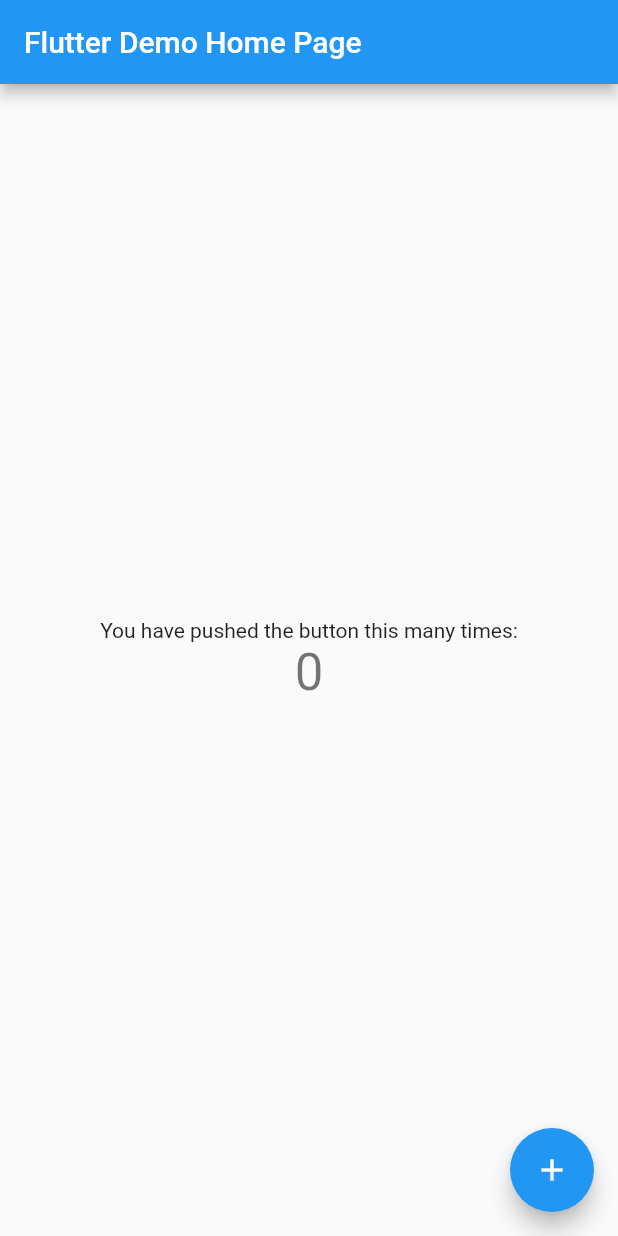
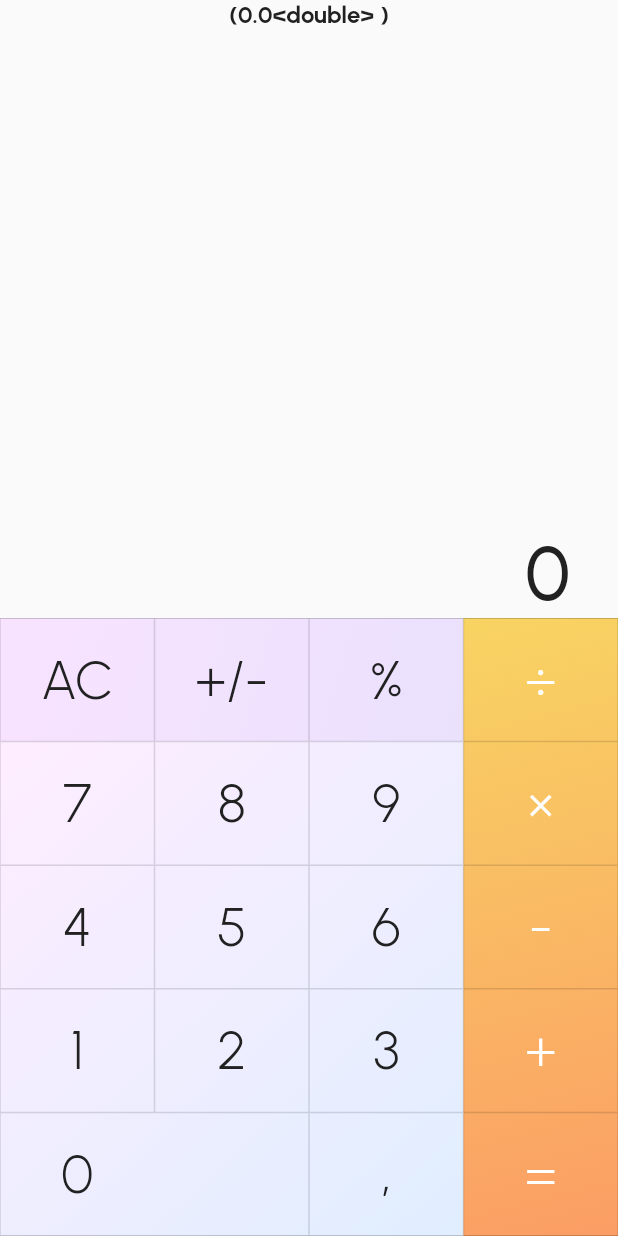
Before and after one commit to tonyhhart/daily-004-flutter, a Flutter app: the screen it shows after launch, on a phone screen of 412 x 824 dp. Run offline on Flutter 3.47's test engine with Material 2 defaults, Android fonts, the light colour scheme and no system bars; our stand-ins replace google_fonts.

Commit message:
calculator code

```diff
--- a/lib/main.dart
+++ b/lib/main.dart
@@ -1,4 +1,5 @@
 import 'package:flutter/material.dart';
+import 'package:daily_004_flutter/routes.dart';
 
 void main() {
   runApp(const MyApp());
@@ -12,104 +13,7 @@
   Widget build(BuildContext context) {
     return MaterialApp(
       title: 'Flutter Demo',
-      theme: ThemeData(
-        // This is the theme of your application.
-        //
-        // Try running your application with "flutter run". You'll see the
-        // application has a blue toolbar. Then, without quitting the app, try
-        // changing the primarySwatch below to Colors.green and then invoke
-        // "hot reload" (press "r" in the console where you ran "flutter run",
-        // or simply save your changes to "hot reload" in a Flutter IDE).
-        // Notice that the counter didn't reset back to zero; the application
-        // is not restarted.
-        primarySwatch: Colors.blue,
-      ),
-      home: const MyHomePage(title: 'Flutter Demo Home Page'),
+      routes: routes,
     );
   }
 }
-
-class MyHomePage extends StatefulWidget {
-  const MyHomePage({super.key, required this.title});
-
-  // This widget is the home page of your application. It is stateful, meaning
-  // that it has a State object (defined below) that contains fields that affect
-  // how it looks.
-
-  // This class is the configuration for the state. It holds the values (in this
-  // case the title) provided by the parent (in this case the App widget) and
-  // used by the build method of the State. Fields in a Widget subclass are
-  // always marked "final".
-
-  final String title;
-
-  @override
-  State<MyHomePage> createState() => _MyHomePageState();
-}
-
-class _MyHomePageState extends State<MyHomePage> {
-  int _counter = 0;
-
-  void _incrementCounter() {
-    setState(() {
-      // This call to setState tells the Flutter framework that something has
-      // changed in this State, which causes it to rerun the build method below
-      // so that the display can reflect the updated values. If we changed
-      // _counter without calling setState(), then the build method would not be
-      // called again, and so nothing would appear to happen.
-      _counter++;
-    });
-  }
-
-  @override
-  Widget build(BuildContext context) {
-    // This method is rerun every time setState is called, for instance as done
-    // by the _incrementCounter method above.
-    //
-    // The Flutter framework has been optimized to make rerunning build methods
-    // fast, so that you can just rebuild anything that needs updating rather
-    // than having to individually change instances of widgets.
-    return Scaffold(
-      appBar: AppBar(
-        // Here we take the value from the MyHomePage object that was created by
-        // the App.build method, and use it to set our appbar title.
-        title: Text(widget.title),
-      ),
-      body: Center(
-        // Center is a layout widget. It takes a single child and positions it
-        // in the middle of the parent.
-        child: Column(
-          // Column is also a layout widget. It takes a list of children and
-          // arranges them vertically. By default, it sizes itself to fit its
-          // children horizontally, and tries to be as tall as its parent.
-          //
-          // Invoke "debug painting" (press "p" in the console, choose the
-          // "Toggle Debug Paint" action from the Flutter Inspector in Android
-          // Studio, or the "Toggle Debug Paint" command in Visual Studio Code)
-          // to see the wireframe for each widget.
-          //
-          // Column has various properties to control how it sizes itself and
-          // how it positions its children. Here we use mainAxisAlignment to
-          // center the children vertically; the main axis here is the vertical
-          // axis because Columns are vertical (the cross axis would be
-          // horizontal).
-          mainAxisAlignment: MainAxisAlignment.center,
-          children: <Widget>[
-            const Text(
-              'You have pushed the button this many times:',
-            ),
-            Text(
-              '$_counter',
-              style: Theme.of(context).textTheme.headlineMedium,
-            ),
-          ],
-        ),
-      ),
-      floatingActionButton: FloatingActionButton(
-        onPressed: _incrementCounter,
-        tooltip: 'Increment',
-        child: const Icon(Icons.add),
-      ), // This trailing comma makes auto-formatting nicer for build methods.
-    );
-  }
-}
--- /dev/null
+++ b/lib/routes.dart
@@ -0,0 +1,6 @@
+import 'package:flutter/widgets.dart';
+import 'package:daily_004_flutter/screens/home/home_screen.dart';
+
+final Map<String, WidgetBuilder> routes = <String, WidgetBuilder>{
+  "/": (BuildContext context) => const HomeScreen(),
+};
--- /dev/null
+++ b/lib/screens/home/components/background.dart
@@ -0,0 +1,84 @@
+import 'package:daily_004_flutter/theme/colors.dart';
+import 'package:flutter/material.dart';
+
+class Background extends StatelessWidget {
+  const Background({super.key, required this.paddingBottom});
+
+  final double paddingBottom;
+
+  @override
+  Widget build(BuildContext context) {
+    double height = MediaQuery.of(context).size.width / 5;
+    return Stack(
+      children: [
+        Column(
+          children: [
+            Row(
+              children: [
+                Expanded(
+                  flex: 3,
+                  child: Column(
+                    children: [
+                      SizedBox(
+                        height: height,
+                        child: Container(
+                            decoration: const BoxDecoration(
+                                gradient: LinearGradient(
+                          begin: Alignment.topLeft,
+                          end: Alignment.bottomRight,
+                          colors: [
+                            Color(0xFFf8e3ff),
+                            Color(0xFFeae1fd),
+                          ],
+                        ))),
+                      ),
+                      SizedBox(
+                        height: height * 4 + paddingBottom,
+                        child: Container(
+                          decoration: const BoxDecoration(
+                              gradient: LinearGradient(
+                            begin: Alignment.topLeft,
+                            end: Alignment.bottomRight,
+                            colors: [
+                              Color(0xFFfeedff),
+                              Color(0xFFe0eeff),
+                            ],
+                          )),
+                        ),
+                      ),
+                    ],
+                  ),
+                ),
+                Expanded(
+                  flex: 1,
+                  child: SizedBox(
+                    height: height * 5 + paddingBottom,
+                    child: Container(
+                      decoration: const BoxDecoration(
+                          gradient: LinearGradient(
+                        begin: Alignment.topLeft,
+                        end: Alignment.bottomRight,
+                        colors: [
+                          Color(0xFFf8d462),
+                          Color(0xFFfb9d65),
+                        ],
+                      )),
+                    ),
+                  ),
+                ),
+              ],
+            ),
+          ],
+        ),
+        SizedBox(
+          height: height * 5,
+          child: Container(
+              decoration: BoxDecoration(
+            border: Border.symmetric(
+                horizontal: BorderSide(color: border, width: 0.5)),
+          )),
+        )
+      ],
+    );
+  }
+}
--- /dev/null
+++ b/lib/screens/home/components/calculator_button.dart
@@ -0,0 +1,58 @@
+import 'package:daily_004_flutter/theme/colors.dart';
+import 'package:flutter/material.dart';
+import 'package:daily_004_flutter/theme/text_styles.dart';
+
+class CalculatorButton extends StatelessWidget {
+  const CalculatorButton({
+    super.key,
+    required this.text,
+    required this.active,
+    required this.onPressed,
+  });
+
+  final dynamic text;
+  final bool active;
+  final Function(dynamic text) onPressed;
+
+  @override
+  Widget build(BuildContext context) {
+    double width = MediaQuery.of(context).size.width / 4;
+    double height = MediaQuery.of(context).size.width / 5;
+    var t = text is double ? text.round().toString() : text.toString();
+    var color = ["÷", "×", '-', "+", '='].contains(text) ? white : grey900;
+    return Expanded(
+      flex: text != 0 ? 1 : 2,
+      child: SizedBox(
+        height: height,
+        child: OutlinedButton(
+          style: OutlinedButton.styleFrom(
+            padding: EdgeInsets.zero,
+            backgroundColor: active ? offWhite : null,
+            shape: const RoundedRectangleBorder(
+              borderRadius: BorderRadius.zero,
+            ),
+            side: BorderSide(width: 0.5, color: border),
+          ),
+          child: Row(
+            mainAxisAlignment: MainAxisAlignment.start,
+            children: [
+              SizedBox(
+                width: width,
+                child: Center(
+                  child: UrbanistText(
+                    t,
+                    variant: UrbanistTextVariants.h4,
+                    color: color,
+                  ),
+                ),
+              )
+            ],
+          ),
+          onPressed: () {
+            onPressed(text);
+          },
+        ),
+      ),
+    );
+  }
+}
--- /dev/null
+++ b/lib/screens/home/components/display_text.dart
@@ -0,0 +1,30 @@
+import 'package:flutter/material.dart';
+import 'package:daily_004_flutter/theme/text_styles.dart';
+
+class DisplayText extends StatelessWidget {
+  const DisplayText({
+    super.key,
+    required this.text,
+  });
+
+  final String text;
+
+  @override
+  Widget build(BuildContext context) {
+    return Expanded(
+      child: Row(
+        crossAxisAlignment: CrossAxisAlignment.end,
+        mainAxisAlignment: MainAxisAlignment.end,
+        children: [
+          Padding(
+            padding: const EdgeInsets.symmetric(horizontal: 32),
+            child: UrbanistText(
+              text,
+              variant: UrbanistTextVariants.h3,
+            ),
+          ),
+        ],
+      ),
+    );
+  }
+}
--- /dev/null
+++ b/lib/screens/home/home_screen.dart
@@ -0,0 +1,233 @@
+import 'package:daily_004_flutter/theme/text_styles.dart';
+import 'package:flutter/material.dart';
+import 'package:daily_004_flutter/screens/home/components/calculator_button.dart';
+import 'package:daily_004_flutter/screens/home/components/display_text.dart';
+import 'package:daily_004_flutter/screens/home/components/background.dart';
+import 'dart:developer';
+
+class HomeScreen extends StatefulWidget {
+  const HomeScreen({super.key});
+
+  @override
+  State<HomeScreen> createState() => _HomeScreenState();
+}
+
+class _HomeScreenState extends State<HomeScreen> {
+  List<dynamic> commands = [0.0];
+
+  getDisplayText() {
+    var result =
+        isNumeric(commands.last) ? (commands.last) : getResult(commands, false);
+
+    if (result is String) {
+      return result.replaceAll(".", ",");
+    }
+
+    if (result % 1 != 0) {
+      return num.parse(result.toStringAsPrecision(10))
+          .toString()
+          .replaceAll(".", ",");
+    }
+
+    if (result == -0.0 && result.isNegative) {
+      return "-0";
+    }
+
+    if (result is double) {
+      return result.round().toString();
+    }
+
+    return result.toString();
+  }
+
+  onPressed(dynamic text) {
+    setState(() {
+      if (commands.first == "=" && isNumeric(text)) {
+        commands = [0.0];
+      }
+
+      if (commands.first == "=" && !isNumeric(text)) {
+        commands = [commands.last];
+      }
+
+      if (text == 'C') {
+        commands.last = 0.0;
+      } else if (text == 'AC') {
+        commands = [0.0];
+      } else if (text == '+/-' && isNumeric(commands.last)) {
+        if (commands.last is String) {
+          commands.last = commands.last.contains("-")
+              ? commands.last.replaceAll("-", "")
+              : "-${commands.last}";
+        } else {
+          commands.last *= -1;
+        }
+      } else if (text == '+/-' && !isNumeric(commands.last)) {
+        commands.add(-0);
+      } else if (text == '%' &&
+          commands.length > 2 &&
+          ["+", "-"].contains(commands[commands.length - 2]) &&
+          isNumeric(commands.last)) {
+        var result = getResult(commands, false);
+        commands.last = result * toNum(commands.last) / 100;
+      } else if (text == '%' && ["+", "-"].contains(commands.last)) {
+        var num = toNum(commands[commands.length - 2]);
+        var result = getResult(commands, true);
+        commands.add(result * num / 100);
+      } else if (text == '%' && ["÷", "×"].contains(commands.last)) {
+        var result = getResult(commands, false);
+        commands.add(result / 100);
+      } else if (text == '%' && isNumeric(commands.last)) {
+        commands.last = commands.last / 100;
+      } else if (text == "=") {
+        var result = getResult(commands, true);
+        commands = ["=", result];
+      } else if (text == ",") {
+        if (commands.last is int) {
+          commands.last = "${commands.last},";
+        }
+      } else if (isNumeric(text) &&
+          commands.last is String &&
+          isNumeric(commands.last)) {
+        var number = commands.last + text.toString();
+        if (number.length < 10) {
+          commands.last = number;
+        }
+      } else if (isNumeric(text) && isNumeric(commands.last)) {
+        var number = commands.last.round().toString() + text.round().toString();
+        if (number.length < 10) {
+          var convertNegative =
+              commands.last == 0 && commands.last.isNegative ? -1 : 1;
+          var result = num.parse(number) * (convertNegative);
+          commands.last = result;
+        }
+      } else if (!isNumeric(text) && !isNumeric(commands.last)) {
+        commands.last = text;
+      } else {
+        commands.add(text);
+      }
+    });
+  }
+
+  @override
+  Widget build(BuildContext context) {
+    var active = commands.where((e) => ["÷", "×", "-", "+"].contains(e));
+    var paddingBottom = MediaQuery.of(context).padding.bottom;
+
+    return Scaffold(
+      body: SafeArea(
+        child: Column(
+          children: [
+            UrbanistText(
+              commands
+                  .map((c) => "$c<${c.runtimeType.toString()}> ")
+                  .toString(),
+              variant: UrbanistTextVariants.bodyLG,
+            ),
+            DisplayText(text: getDisplayText()),
+            CalculatorButtonsContainer(paddingBottom: paddingBottom, children: [
+              for (var row in buttons)
+                Row(
+                  children: [
+                    for (var text in row)
+                      CalculatorButton(
+                        text: getButtonLabel(text, getDisplayText()),
+                        active: active.isNotEmpty && active.last == text,
+                        onPressed: onPressed,
+                      ),
+                  ],
+                ),
+            ]),
+          ],
+        ),
+      ),
+    );
+  }
+}
+
+class CalculatorButtonsContainer extends StatelessWidget {
+  const CalculatorButtonsContainer({
+    super.key,
+    required this.paddingBottom,
+    required this.children,
+  });
+
+  final double paddingBottom;
+  final List<Widget> children;
+
+  @override
+  Widget build(BuildContext context) {
+    return Transform.translate(
+      offset: Offset(0, paddingBottom),
+      child: Stack(
+        children: [
+          Background(paddingBottom: paddingBottom),
+          Column(
+            children: children,
+          )
+        ],
+      ),
+    );
+  }
+}
+
+getButtonLabel(dynamic text, String current) {
+  return text == 'AC'
+      ? current != "0"
+          ? "C"
+          : "AC"
+      : text;
+}
+
+num getResult(List<dynamic> commands, bool full) {
+  var result = commands[0];
+  if (commands.length == 2) {}
+  if (commands.length >= 3) {
+    for (var i = 2; i < commands.length - (full ? 0 : 1); i += 2) {
+      result =
+          performCalculation([result, commands[i - 1], toNum(commands[i])]);
+    }
+  }
+
+  return toNum(result);
+}
+
+num performCalculation(List<dynamic> item) {
+  switch (item[1]) {
+    case "+":
+      return toNum(item[0]) + toNum(item[2]);
+    case "-":
+      return toNum(item[0]) - toNum(item[2]);
+    case "×":
+      return toNum(item[0]) * toNum(item[2]);
+    case "÷":
+      return toNum(item[0]) / toNum(item[2]);
+  }
+  return item[0];
+}
+
+isNumeric(dynamic item) {
+  return (item is num ||
+          (item is String && item.contains(",") && item.length > 1)) &&
+      !["%", "÷", "×", "-", "+"].contains(item);
+}
+
+toNum(dynamic item) {
+  try {
+    if (item is String && item.contains(",") && item.length > 1) {
+      return double.parse(item.replaceAll(",", '.'));
+    }
+  } catch (ex) {
+    log(ex.toString());
+    log(item.toString());
+  }
+  return item;
+}
+
+const buttons = [
+  ["AC", "+/-", "%", "÷"],
+  [7, 8, 9, "×"],
+  [4, 5, 6, "-"],
+  [1, 2, 3, "+"],
+  [0, ",", "="]
+];
--- /dev/null
+++ b/lib/theme/colors.dart
@@ -0,0 +1,9 @@
+import 'package:flutter/material.dart';
+
+Color offWhite = const Color(0x33FFFFFF);
+
+Color white = const Color(0XFFFFFFFF);
+
+Color grey900 = const Color(0XFF212121);
+
+Color border = const Color(0X22000000);
--- /dev/null
+++ b/lib/theme/text_styles.dart
@@ -0,0 +1,85 @@
+import 'package:flutter/material.dart';
+import 'package:google_fonts/google_fonts.dart';
+import 'package:daily_004_flutter/theme/colors.dart';
+
+enum UrbanistTextVariants { bodyXS, bodyMD, bodyLG, h3, h4, h5 }
+
+TextStyle urbanistTextHeader3Style = GoogleFonts.urbanist(
+    textStyle: TextStyle(
+  color: grey900,
+  fontWeight: FontWeight.w500,
+  fontSize: 50,
+));
+
+TextStyle urbanistTextHeader4Style = GoogleFonts.urbanist(
+    textStyle: TextStyle(
+  color: grey900,
+  fontWeight: FontWeight.w300,
+  fontSize: 36,
+));
+
+TextStyle urbanistTextHeader5Style = GoogleFonts.urbanist(
+    textStyle: TextStyle(
+  color: grey900,
+  fontWeight: FontWeight.w700,
+  fontSize: 20,
+));
+
+TextStyle urbanistTextBodyXSStyle = GoogleFonts.urbanist(
+    textStyle: TextStyle(
+  color: grey900,
+  fontWeight: FontWeight.w700,
+  fontSize: 10,
+));
+
+TextStyle urbanistTextBodyMDStyle = GoogleFonts.urbanist(
+    textStyle: TextStyle(
+  color: grey900,
+  fontWeight: FontWeight.w500,
+  fontSize: 14,
+));
+
+TextStyle urbanistTextBodyLGStyle = GoogleFonts.urbanist(
+    textStyle: TextStyle(
+  color: grey900,
+  fontWeight: FontWeight.w700,
+  fontSize: 16,
+));
+
+class UrbanistText extends StatelessWidget {
+  const UrbanistText(this.data, {super.key, this.variant, this.color});
+
+  final String data;
+  final UrbanistTextVariants? variant;
+  final Color? color;
+
+  @override
+  Widget build(BuildContext context) {
+    TextStyle textStyle;
+
+    switch (variant) {
+      case UrbanistTextVariants.h3:
+        textStyle = urbanistTextHeader3Style;
+        break;
+      case UrbanistTextVariants.h4:
+        textStyle = urbanistTextHeader4Style;
+        break;
+      case UrbanistTextVariants.h5:
+        textStyle = urbanistTextHeader5Style;
+        break;
+      case UrbanistTextVariants.bodyXS:
+        textStyle = urbanistTextBodyXSStyle;
+        break;
+      case UrbanistTextVariants.bodyMD:
+        textStyle = urbanistTextBodyMDStyle;
+        break;
+      case UrbanistTextVariants.bodyLG:
+        textStyle = urbanistTextBodyLGStyle;
+        break;
+      default:
+        textStyle = GoogleFonts.urbanist(textStyle: TextStyle(color: grey900));
+    }
+
+    return Text(data, style: textStyle.copyWith(color: color));
+  }
+}
--- a/pubspec.yaml
+++ b/pubspec.yaml
@@ -35,6 +35,7 @@
   # The following adds the Cupertino Icons font to your application.
   # Use with the CupertinoIcons class for iOS style icons.
   cupertino_icons: ^1.0.2
+  google_fonts: ^4.0.3
 
 dev_dependencies:
   flutter_test:
```
Also changed, not shown: pubspec.lock, 13 other files.
